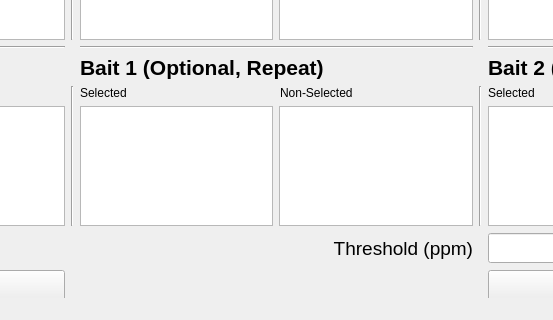
Above: ui/Stat_Maker.ui from emptyewer/DEEPN before the change; both pictures show x 339 to 892 and y 380 to 700 of the 1237 by 700 pixel window. Below: the same form after it.
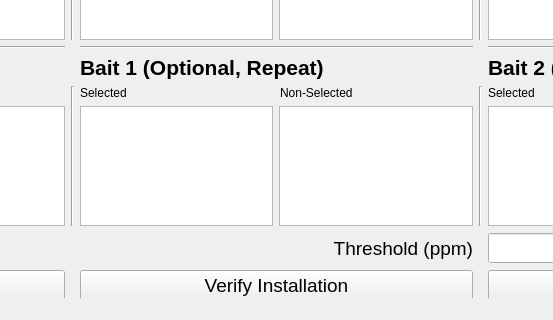
That is the form after the change. Custom widgets are drawn as their Qt base class.

Diff of the .ui file:
```diff
--- a/ui/Stat_Maker.ui
+++ b/ui/Stat_Maker.ui
@@ -435,6 +435,18 @@
          </property>
         </widget>
        </item>
+       <item row="10" column="2">
+        <widget class="QPushButton" name="verify_installation_btn">
+         <property name="font">
+          <font>
+           <pointsize>14</pointsize>
+          </font>
+         </property>
+         <property name="text">
+          <string>Verify Installation</string>
+         </property>
+        </widget>
+       </item>
       </layout>
      </item>
     </layout>
```
Left out of the diff: 214 changed lines with no effect on the pictures.
